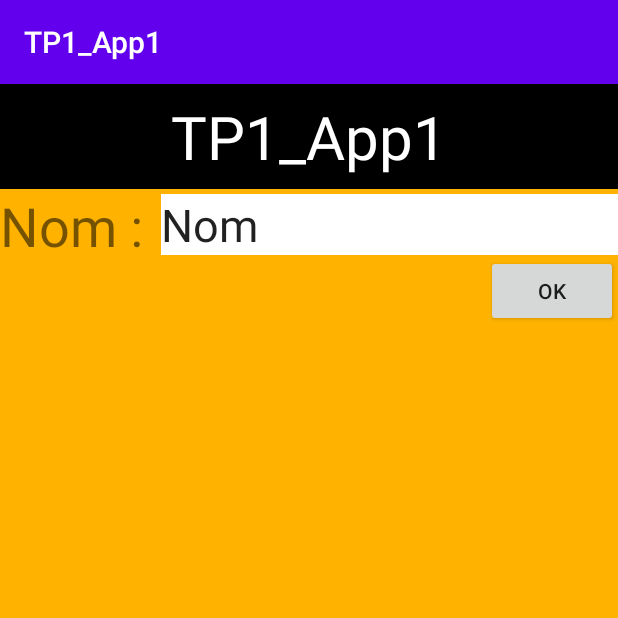
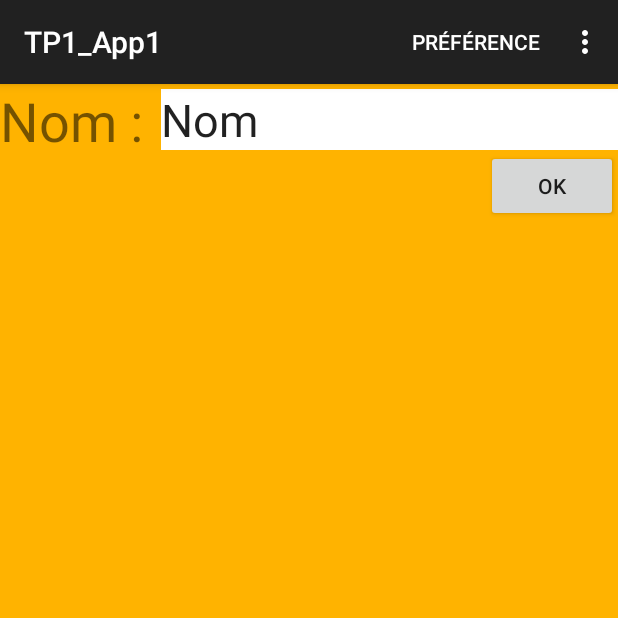
Before and after one commit to LouisCalypso/Frontend-Android-TP1_App1, an Android app: the screen it shows after launch (MainActivity), on a phone screen of 412 x 824 dp, the top half of it. Run offline under Robolectric (Android 15) with nearby library versions, the phone set to English and light mode, and no system bars.

Commit message:
ajout du menu et event clicker

```diff
--- a/app/src/main/AndroidManifest.xml
+++ b/app/src/main/AndroidManifest.xml
@@ -8,7 +8,7 @@
         android:label="@string/app_name"
         android:roundIcon="@mipmap/logo_tp1_round"
         android:supportsRtl="true"
-        android:theme="@style/AppTheme">
+        android:theme="@style/Theme.AppCompat.Light.DarkActionBar">
         <activity android:name=".MainActivity">
             <intent-filter>
                 <action android:name="android.intent.action.MAIN" />
--- a/app/src/main/java/com/example/tp1_app1/MainActivity.java
+++ b/app/src/main/java/com/example/tp1_app1/MainActivity.java
@@ -4,17 +4,53 @@ import androidx.appcompat.app.AppCompatActivity;
 
 import android.os.Bundle;
 import android.util.Log;
+import android.view.Menu;
+import android.view.MenuItem;
+import android.view.View;
+import android.widget.Button;
+import android.widget.EditText;
+import android.widget.Toast;
 
-public class MainActivity extends AppCompatActivity {
+public class MainActivity extends AppCompatActivity implements View.OnClickListener {
 
     private static final String TAG = "Categorie";
+    private Button refBtnOK;
+    private EditText refEdtPseudo;
 
     @Override
     protected void onCreate(Bundle savedInstanceState) {
         super.onCreate(savedInstanceState);
         setContentView(R.layout.activity_main);
         Log.i(TAG,"OnCreate");
+        refBtnOK = findViewById(R.id.btnOK);
+        refEdtPseudo = findViewById(R.id.etdPseudo);
+
+        refBtnOK.setOnClickListener(this);
+        refEdtPseudo.setOnClickListener(this);
+
+        /*
+        refBtnOK.setOnClickListener(new View.OnClickListener() {
+            @Override
+            public void onClick(View v) {
+                alerter("Click par écouteur spécifique");
+            }
+        });*/
     }
+
+    @Override
+    public void onClick(View v) {
+        // appeler lors du clic sur bouton OK et sur le bouton Edit Text
+        String s =refEdtPseudo.getText().toString();
+        switch (v.getId()){
+            case R.id.btnOK :
+                                alerter("Pseudo = " + s);
+                                break;
+            case R.id.etdPseudo :
+                                alerter("Click par écouteur générique Edit Text");
+                                break;
+        }
+    }
+
 
     @Override
     protected void onStart() {
@@ -22,4 +58,36 @@ public class MainActivity extends AppCompatActivity {
         Log.i(TAG,"OnStart");
     }
 
+    void alerter(String s){
+        Log.i(TAG,s);
+        Toast t = Toast.makeText(this,s,Toast.LENGTH_LONG);
+        t.show();
+    }
+
+    //useless elle n'est plus appelé, remplacé par l'écouteur
+    public void foo(View view) {
+        alerter("Click sur OK");
+    }
+
+    @Override
+    public boolean onCreateOptionsMenu(Menu menu) {
+        getMenuInflater().inflate(R.menu.menu, menu);
+        return true;
+    }
+
+    @Override
+    public boolean onOptionsItemSelected(MenuItem item) {
+        int id = item.getItemId();
+
+        switch(id){
+            case R.id.menu_compte : alerter("click sur compte");
+                                    break;
+            case R.id.menu_pref :   alerter("Click sur préference");
+                                    break;
+        }
+
+        return super.onOptionsItemSelected(item);
+    }
+
+
 }
--- a/app/src/main/res/layout/activity_main.xml
+++ b/app/src/main/res/layout/activity_main.xml
@@ -7,27 +7,14 @@
     android:background="#FFB300"
     tools:context=".MainActivity">
 
-    <TextView
-        android:id="@+id/textView2"
-        android:layout_width="0dp"
-        android:layout_height="wrap_content"
-        android:height="70dp"
-        android:background="#000000"
-        android:gravity="center_horizontal|center_vertical"
-        android:text="@string/app_name"
-        android:textColor="#FFFFFF"
-        android:textSize="40sp"
-        app:layout_constraintEnd_toEndOf="parent"
-        app:layout_constraintStart_toStartOf="parent"
-        app:layout_constraintTop_toTopOf="parent" />
-
     <Button
-        android:id="@+id/button"
+        android:onClick="foo"
+        android:id="@+id/btnOK"
         android:layout_width="wrap_content"
         android:layout_height="wrap_content"
         android:text="@string/labelBtnOK"
         app:layout_constraintEnd_toEndOf="parent"
-        app:layout_constraintTop_toBottomOf="@+id/editText" />
+        app:layout_constraintTop_toBottomOf="@+id/etdPseudo" />
 
     <TextView
         android:id="@+id/textView"
@@ -36,13 +23,14 @@
         android:text="@string/labelnom2pints"
         android:textSize="36sp"
         app:layout_constraintStart_toStartOf="parent"
-        app:layout_constraintTop_toBottomOf="@+id/textView2" />
+        app:layout_constraintTop_toTopOf="parent" />
 
     <EditText
-        android:id="@+id/editText"
+        android:id="@+id/etdPseudo"
         android:layout_width="0dp"
         android:layout_height="wrap_content"
         android:layout_marginStart="8dp"
+        android:autofillHints="@string/labelNom"
         android:background="#FFFFFF"
         android:ems="10"
         android:inputType="textPersonName"
@@ -51,8 +39,7 @@
         app:layout_constraintBottom_toBottomOf="@+id/textView"
         app:layout_constraintEnd_toEndOf="parent"
         app:layout_constraintStart_toEndOf="@+id/textView"
-        app:layout_constraintTop_toBottomOf="@+id/textView2"
-        android:autofillHints="@string/labelNom"
+        app:layout_constraintTop_toTopOf="parent"
         tools:ignore="LabelFor" />
 
 </androidx.constraintlayout.widget.ConstraintLayout>
--- /dev/null
+++ b/app/src/main/res/menu/menu.xml
@@ -0,0 +1,13 @@
+<?xml version="1.0" encoding="utf-8"?>
+<menu xmlns:app="http://schemas.android.com/apk/res-auto"
+    xmlns:android="http://schemas.android.com/apk/res/android">
+
+    <item
+        android:id="@+id/menu_compte"
+        android:title="@string/compte"
+        app:showAsAction="never" />
+    <item
+        android:id="@+id/menu_pref"
+        android:title="@string/preference"
+        app:showAsAction="ifRoom" />
+</menu>
--- a/app/src/main/res/values/strings.xml
+++ b/app/src/main/res/values/strings.xml
@@ -3,4 +3,6 @@
     <string name="labelBtnOK">OK</string>
     <string name="labelNom">Nom</string>
     <string name="labelnom2pints">Nom :</string>
+    <string name="compte">Compte</string>
+    <string name="preference">Préférence</string>
 </resources>
```
